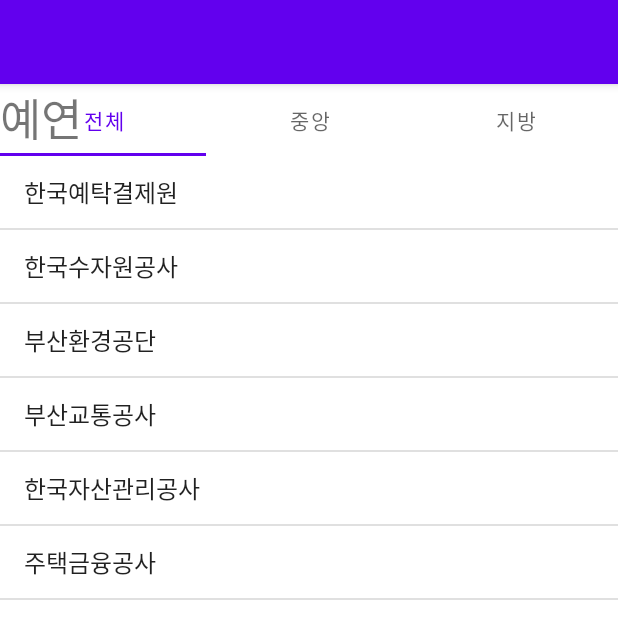
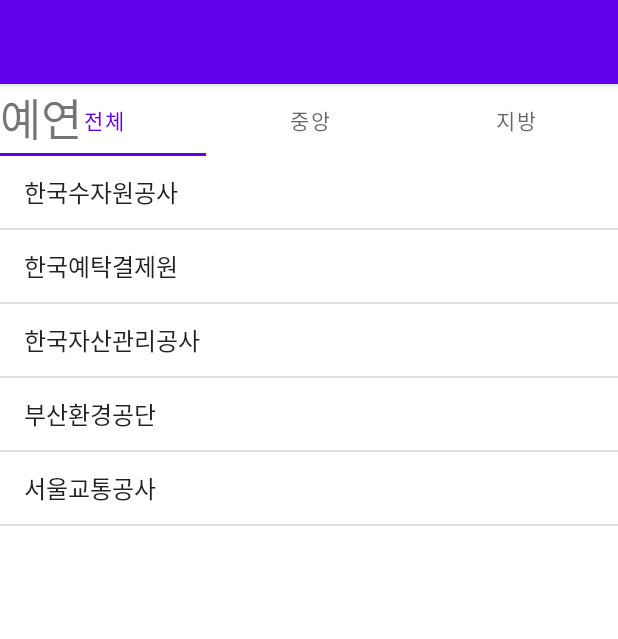
Before and after one commit to gyounghan/Salary, an Android app: the screen it shows after launch (MainActivity), on a phone screen of 412 x 824 dp. Shown: the top 639 px of the screen. Run offline under Robolectric (Android 15) with nearby library versions, the phone set to English and light mode, and no system bars.

Commit message:
db 세팅

```diff
--- a/app/src/main/java/com/example/salary/Adapter/ListViewAdapter.java
+++ b/app/src/main/java/com/example/salary/Adapter/ListViewAdapter.java
@@ -38,10 +38,12 @@ public class ListViewAdapter extends BaseAdapter {
         return position;
     }
 
+    // adapter가 어떻게 보여질지
     @Override
     public View getView(int position, View convertView, ViewGroup parent) {
         Context context = parent.getContext();
 
+        // listviewitem 리소스를 view로 변환
         if (convertView == null) {
             LayoutInflater inflater = (LayoutInflater) context.getSystemService(Context.LAYOUT_INFLATER_SERVICE);
             convertView = inflater.inflate(R.layout.listviewitem, parent, false);
--- a/app/src/main/java/com/example/salary/Fragment/AllCompanyFragment.java
+++ b/app/src/main/java/com/example/salary/Fragment/AllCompanyFragment.java
@@ -14,6 +14,7 @@ import androidx.annotation.Nullable;
 import androidx.fragment.app.Fragment;
 
 import com.example.salary.R;
+import com.example.salary.data.CompanyDataManager;
 
 public class AllCompanyFragment extends Fragment {
 
@@ -27,7 +28,9 @@ public class AllCompanyFragment extends Fragment {
 
         ListView list = (ListView) rootView.findViewById(R.id.companyList);
 
-        ArrayAdapter<String> adapter = new ArrayAdapter<String>(getContext(), android.R.layout.simple_list_item_1, company);
+        String[] companyList = CompanyDataManager.getCompanyList();
+//        String success = CompanyDataManager.getCompanyList();
+        ArrayAdapter<String> adapter = new ArrayAdapter<String>(getContext(), android.R.layout.simple_list_item_1, companyList);
         list.setAdapter(adapter);
 
         list.setOnItemClickListener(new AdapterView.OnItemClickListener() {
--- a/app/src/main/java/com/example/salary/Fragment/AreaCompanyFragment.java
+++ b/app/src/main/java/com/example/salary/Fragment/AreaCompanyFragment.java
@@ -5,7 +5,6 @@ import android.view.LayoutInflater;
 import android.view.View;
 import android.view.ViewGroup;
 import android.widget.AdapterView;
-import android.widget.ArrayAdapter;
 import android.widget.ListView;
 import android.widget.Toast;
 
@@ -13,7 +12,6 @@ import androidx.annotation.NonNull;
 import androidx.annotation.Nullable;
 import androidx.core.content.ContextCompat;
 import androidx.fragment.app.Fragment;
-import androidx.lifecycle.Lifecycle;
 
 import com.example.salary.Adapter.ListViewAdapter;
 import com.example.salary.R;
@@ -33,7 +31,7 @@ public class AreaCompanyFragment extends Fragment {
         ListViewAdapter adapter = new ListViewAdapter();
 
         for (String companyName : company) {
-            adapter.addItem(ContextCompat.getDrawable(getContext(), R.drawable.companylogo), companyName, "부산광역시");
+            adapter.addItem(ContextCompat.getDrawable(getContext(), R.drawable.beco_logo), companyName, "부산광역시");
             System.out.println("회사이름: " + companyName);
         }
         list.setAdapter(adapter);
--- a/app/src/main/java/com/example/salary/MainActivity.java
+++ b/app/src/main/java/com/example/salary/MainActivity.java
@@ -8,6 +8,7 @@ import android.os.Bundle;
 import com.example.salary.Fragment.AllCompanyFragment;
 import com.example.salary.Fragment.AreaCompanyFragment;
 import com.example.salary.Fragment.CenterCompanyFragment;
+import com.example.salary.data.CompanyDataManager;
 import com.google.android.material.tabs.TabLayout;
 
 public class MainActivity extends AppCompatActivity {
@@ -16,6 +17,8 @@ public class MainActivity extends AppCompatActivity {
     private Fragment allCompany = new AllCompanyFragment();
     private Fragment centerCompany = new CenterCompanyFragment();
     private Fragment areaCompany = new AreaCompanyFragment();
+
+    private CompanyDataManager companyDBManager = null;
 
     @Override
     protected void onCreate(Bundle savedInstanceState) {
@@ -56,6 +59,7 @@ public class MainActivity extends AppCompatActivity {
             }
         });
 
+        companyDBManager = CompanyDataManager.getInstance(this);
 
     }
 }
--- /dev/null
+++ b/app/src/main/java/com/example/salary/data/CompanyDataManager.java
@@ -0,0 +1,79 @@
+package com.example.salary.data;
+
+import android.content.Context;
+import android.database.Cursor;
+import android.database.sqlite.SQLiteDatabase;
+
+import java.util.ArrayList;
+import java.util.List;
+
+public class CompanyDataManager {
+
+    private static String TABLE_NAME = "company";
+    private static String DB_NAME = "Salary.db";
+
+    private static final String[] companyName = {"한국수자원공사", "한국예탁결제원", "한국자산관리공사", "부산환경공단", "서울교통공사"};
+    private static final String[] companyAddress = {"대전광역시", "부산광역시", "부산광역시", "부산광역시", "서울특별시"};
+
+    private final String TAG_COMPANY_NAME = "name";
+    private final String TAG_COMPANY_ADDRESS = "address";
+
+    static SQLiteDatabase companyDB = null;
+    private static Context mContext = null;
+
+    private static CompanyDataManager companyDBmanager = null;
+
+    public static CompanyDataManager getInstance(Context context) {
+        if (companyDBmanager == null) {
+            companyDBmanager = new CompanyDataManager(context);
+        }
+
+        return companyDBmanager;
+    }
+
+    private CompanyDataManager(Context context) {
+        mContext = context;
+        companyDB = context.openOrCreateDatabase(DB_NAME, context.MODE_PRIVATE, null);
+        companyDB.execSQL("CREATE TABLE IF NOT EXISTS " + TABLE_NAME + " (companyName VARCHAR(20), companyAddress VARCHAR(30));" );
+
+        for (int i=0; i<companyName.length; i++) {
+            companyDB.execSQL("INSERT INTO " + TABLE_NAME + " (companyName, companyAddress) Values ('" + companyName[i] + "' , '" + companyAddress[i] + "');");
+        }
+
+        companyDB.close();
+    }
+
+//    public static void addCompany() {
+//        companyDB = SQLiteDatabase.openOrCreateDatabase("companyInfo", MODE_PRIVATE, null);
+//
+//
+//        for (int i=0; i<companyName.length; i++) {
+//            companyDB.execSQL("INSERT INTO " + TABLE_NAME + " (comapnyName, companyAddress) Values ('" + companyName[i] + "' , '" + companyAddress[i] + "');");
+//        }
+//
+//        companyDB.close();
+//    }
+
+    public static String[] getCompanyList() {
+        List<String> companys = new ArrayList<String>();
+
+        SQLiteDatabase ReadDB = mContext.openOrCreateDatabase(DB_NAME, mContext.MODE_PRIVATE, null);
+
+        Cursor c = ReadDB.rawQuery("SELECT * FROM " + TABLE_NAME, null);
+        if (c != null) {
+            if (c.moveToFirst()) {
+                do {
+                    String companyName = c.getString(c.getColumnIndex("companyName"));
+                    companys.add(companyName);
+
+                } while (c.moveToNext());
+            }
+        }
+
+        String[] companyList = new String[companys.size()];
+        for (int i=0; i<companys.size(); i++) {
+            companyList[i] = companys.get(i);
+        }
+        return companyList;
+    }
+}
```
Also changed, not shown: app/src/main/res/drawable-v24/beco_logo.jpg (renamed from app/src/main/res/drawable-v24/companylogo.jpg).
